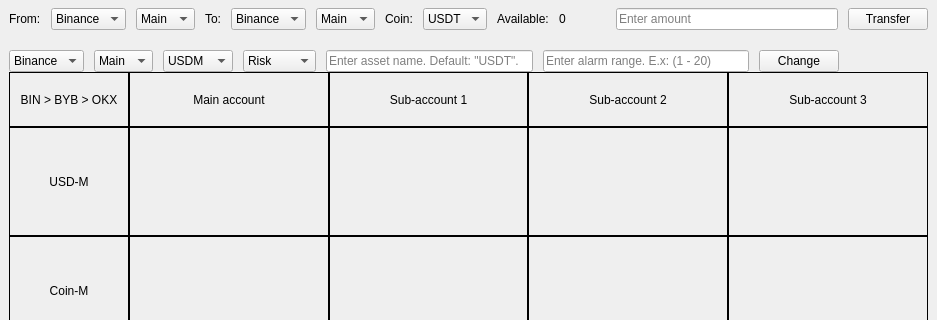
Old version of the form UI.ui in the repository VoHieu123/crypto_app; both pictures show x 0 to 937 and y 0 to 320 of the 937 by 684 pixel window.
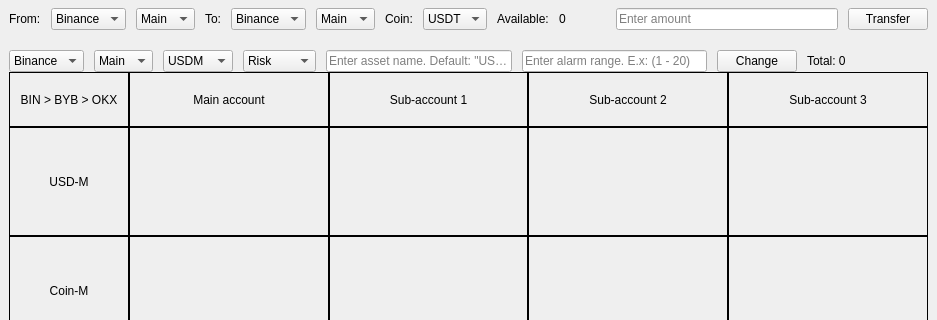
New version of the form.

```diff
--- a/UI.ui
+++ b/UI.ui
@@ -211,7 +211,7 @@
     <item>
      <layout class="QVBoxLayout" name="verticalLayout_3" stretch="0,10,4,8">
       <item>
-       <layout class="QHBoxLayout" name="horizontalLayout" stretch="0,0,0,0,3,3,0,1,0">
+       <layout class="QHBoxLayout" name="horizontalLayout" stretch="0,0,0,0,3,3,0,0,1,0">
         <property name="spacing">
          <number>10</number>
         </property>
@@ -312,6 +312,13 @@
           </property>
          </widget>
         </item>
+        <item>
+         <widget class="QLabel" name="label_totalValue">
+          <property name="text">
+           <string>Total: 0</string>
+          </property>
+         </widget>
+        </item>
         <item>
          <widget class="QLabel" name="label_infinity">
           <property name="enabled">
```
